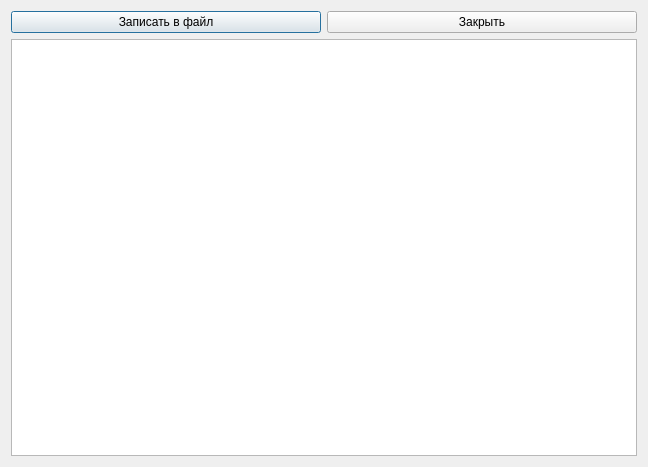
Old version of the form vectparam.ui in the repository ele638/Astro-geoNetworkModel.
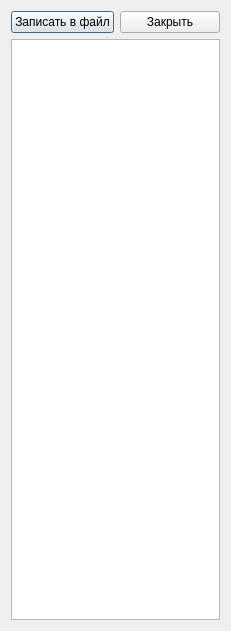
New version of the form.

Commit message: From Windows

Diff of the .ui file:
```diff
--- a/vectparam.ui
+++ b/vectparam.ui
@@ -6,8 +6,8 @@
    <rect>
     <x>0</x>
     <y>0</y>
-    <width>648</width>
-    <height>467</height>
+    <width>231</width>
+    <height>631</height>
    </rect>
   </property>
   <property name="windowTitle">
```
Left out of the diff: 2 changed lines with no effect on the pictures. The commit also changes 6 other files.
